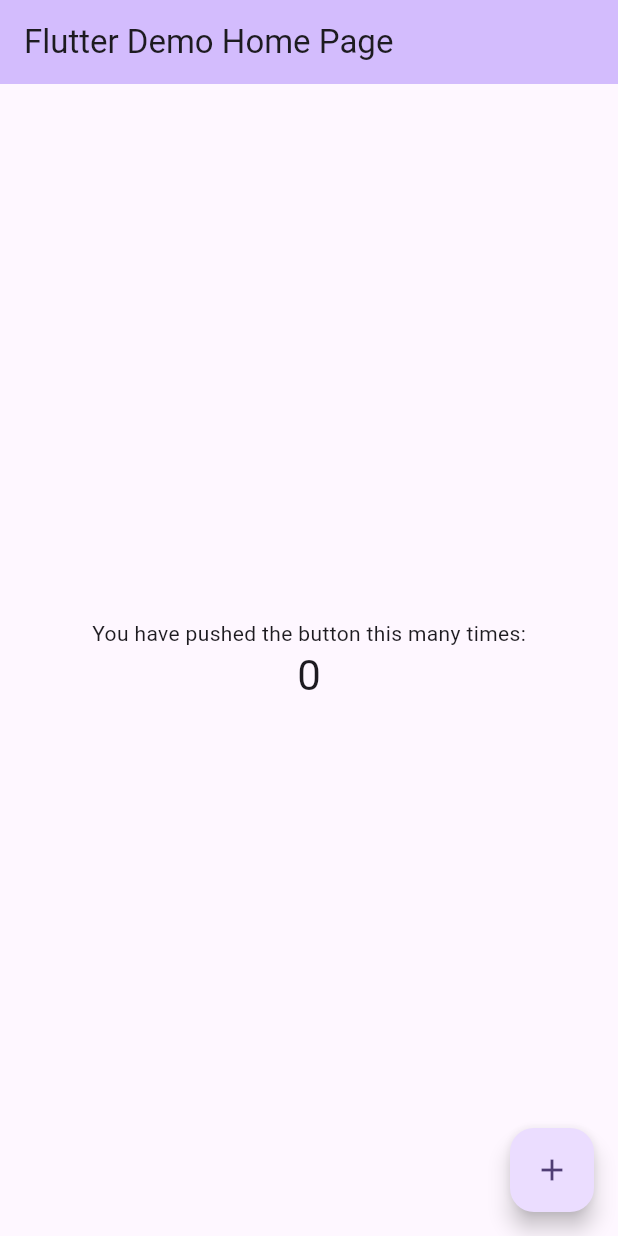
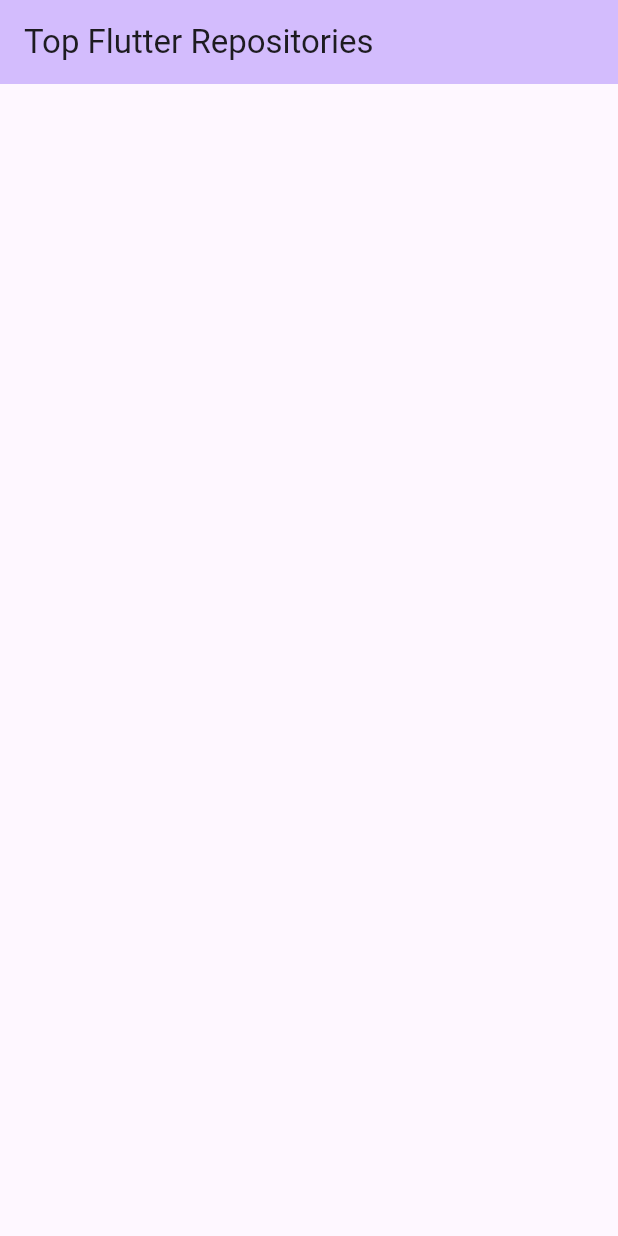
Before and after one commit to HasanMasrur/top_flutter_repositories, a Flutter app: the screen it shows after launch, on a phone screen of 412 x 824 dp. Run offline on Flutter 3.47's test engine with Material 3 defaults, Android fonts, the phone set to English and light mode, and no system bars.

Commit message:
add clean code architecture folder system

```diff
--- /dev/null
+++ b/lib/features/homepage/presentation/pages/home_page.dart
@@ -0,0 +1,29 @@
+
+import 'package:flutter/material.dart';
+
+class HomePage extends StatefulWidget {
+  const HomePage({super.key, required this.title});
+
+  final String title;
+
+  @override
+  State<HomePage> createState() => _HomePageState();
+}
+
+class _HomePageState extends State<HomePage> {
+  @override
+  Widget build(BuildContext context) {
+    return Scaffold(
+      appBar: AppBar(
+        backgroundColor: Theme.of(context).colorScheme.inversePrimary,
+        title: Text(widget.title),
+      ),
+      body: const Center(
+        child: Column(
+          mainAxisAlignment: MainAxisAlignment.center,
+          children: <Widget>[],
+        ),
+      ),
+    );
+  }
+}
--- a/lib/main.dart
+++ b/lib/main.dart
@@ -1,4 +1,5 @@
 import 'package:flutter/material.dart';
+import 'package:top_flutter_repositories/features/homepage/presentation/pages/home_page.dart';
 
 void main() {
   runApp(const MyApp());
@@ -13,113 +14,10 @@
     return MaterialApp(
       title: 'Flutter Demo',
       theme: ThemeData(
-        // This is the theme of your application.
-        //
-        // TRY THIS: Try running your application with "flutter run". You'll see
-        // the application has a purple toolbar. Then, without quitting the app,
-        // try changing the seedColor in the colorScheme below to Colors.green
-        // and then invoke "hot reload" (save your changes or press the "hot
-        // reload" button in a Flutter-supported IDE, or press "r" if you used
-        // the command line to start the app).
-        //
-        // Notice that the counter didn't reset back to zero; the application
-        // state is not lost during the reload. To reset the state, use hot
-        // restart instead.
-        //
-        // This works for code too, not just values: Most code changes can be
-        // tested with just a hot reload.
         colorScheme: ColorScheme.fromSeed(seedColor: Colors.deepPurple),
         useMaterial3: true,
       ),
-      home: const MyHomePage(title: 'Flutter Demo Home Page'),
+      home: const HomePage(title: 'Top Flutter Repositories'),
     );
   }
 }
-
-class MyHomePage extends StatefulWidget {
-  const MyHomePage({super.key, required this.title});
-
-  // This widget is the home page of your application. It is stateful, meaning
-  // that it has a State object (defined below) that contains fields that affect
-  // how it looks.
-
-  // This class is the configuration for the state. It holds the values (in this
-  // case the title) provided by the parent (in this case the App widget) and
-  // used by the build method of the State. Fields in a Widget subclass are
-  // always marked "final".
-
-  final String title;
-
-  @override
-  State<MyHomePage> createState() => _MyHomePageState();
-}
-
-class _MyHomePageState extends State<MyHomePage> {
-  int _counter = 0;
-
-  void _incrementCounter() {
-    setState(() {
-      // This call to setState tells the Flutter framework that something has
-      // changed in this State, which causes it to rerun the build method below
-      // so that the display can reflect the updated values. If we changed
-      // _counter without calling setState(), then the build method would not be
-      // called again, and so nothing would appear to happen.
-      _counter++;
-    });
-  }
-
-  @override
-  Widget build(BuildContext context) {
-    // This method is rerun every time setState is called, for instance as done
-    // by the _incrementCounter method above.
-    //
-    // The Flutter framework has been optimized to make rerunning build methods
-    // fast, so that you can just rebuild anything that needs updating rather
-    // than having to individually change instances of widgets.
-    return Scaffold(
-      appBar: AppBar(
-        // TRY THIS: Try changing the color here to a specific color (to
-        // Colors.amber, perhaps?) and trigger a hot reload to see the AppBar
-        // change color while the other colors stay the same.
-        backgroundColor: Theme.of(context).colorScheme.inversePrimary,
-        // Here we take the value from the MyHomePage object that was created by
-        // the App.build method, and use it to set our appbar title.
-        title: Text(widget.title),
-      ),
-      body: Center(
-        // Center is a layout widget. It takes a single child and positions it
-        // in the middle of the parent.
-        child: Column(
-          // Column is also a layout widget. It takes a list of children and
-          // arranges them vertically. By default, it sizes itself to fit its
-          // children horizontally, and tries to be as tall as its parent.
-          //
-          // Column has various properties to control how it sizes itself and
-          // how it positions its children. Here we use mainAxisAlignment to
-          // center the children vertically; the main axis here is the vertical
-          // axis because Columns are vertical (the cross axis would be
-          // horizontal).
-          //
-          // TRY THIS: Invoke "debug painting" (choose the "Toggle Debug Paint"
-          // action in the IDE, or press "p" in the console), to see the
-          // wireframe for each widget.
-          mainAxisAlignment: MainAxisAlignment.center,
-          children: <Widget>[
-            const Text(
-              'You have pushed the button this many times:',
-            ),
-            Text(
-              '$_counter',
-              style: Theme.of(context).textTheme.headlineMedium,
-            ),
-          ],
-        ),
-      ),
-      floatingActionButton: FloatingActionButton(
-        onPressed: _incrementCounter,
-        tooltip: 'Increment',
-        child: const Icon(Icons.add),
-      ), // This trailing comma makes auto-formatting nicer for build methods.
-    );
-  }
-}
```
